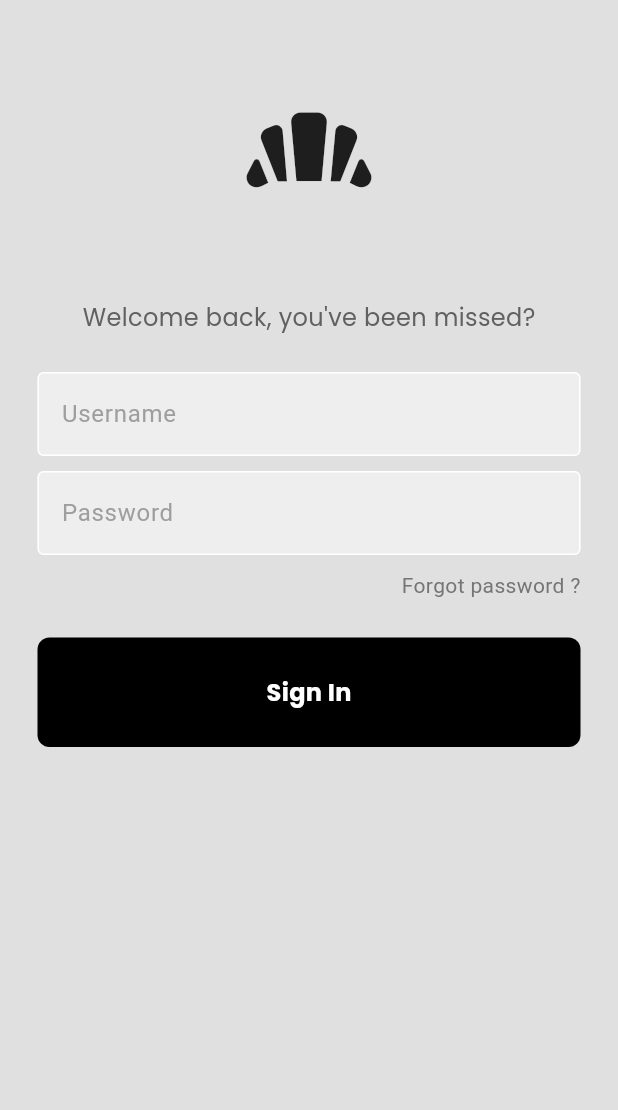
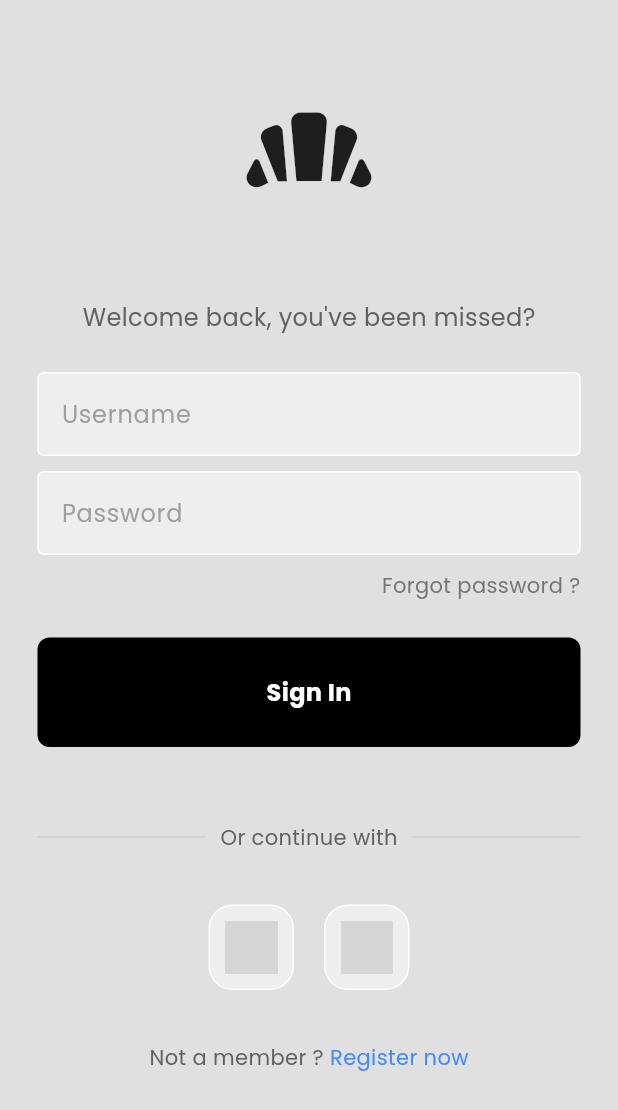
Before and after one commit to The-Naveen-Chandra/Make-LinkUp, a Flutter app: the screen it shows after launch, on a phone screen of 412 x 824 dp. Shown: the top 1110 px of the screen. Run offline on Flutter 3.47's test engine with Material 2 defaults, Android fonts, the phone set to English and light mode, and no system bars; our stand-ins replace google_fonts; grey boxes are pictures that could not be loaded.

Commit message:
Styling login Screen

```diff
--- a/lib/components/my_textfield.dart
+++ b/lib/components/my_textfield.dart
@@ -1,4 +1,5 @@
 import 'package:flutter/material.dart';
+import 'package:google_fonts/google_fonts.dart';
 
 class MyTextfield extends StatelessWidget {
   final controller;
@@ -29,7 +30,7 @@
           fillColor: Colors.grey.shade200,
           filled: true,
           hintText: hintText,
-          hintStyle: TextStyle(
+          hintStyle: GoogleFonts.poppins(
             color: Colors.grey.shade500,
           ),
         ),
--- /dev/null
+++ b/lib/components/square_tile.dart
@@ -0,0 +1,27 @@
+import 'package:flutter/material.dart';
+
+class SquareTile extends StatelessWidget {
+  final String imgPath;
+  const SquareTile({
+    super.key,
+    required this.imgPath,
+  });
+
+  @override
+  Widget build(BuildContext context) {
+    return Container(
+      padding: const EdgeInsets.all(10),
+      decoration: BoxDecoration(
+        border: Border.all(
+          color: Colors.white,
+        ),
+        borderRadius: BorderRadius.circular(16),
+        color: Colors.grey[200],
+      ),
+      child: Image.asset(
+        imgPath,
+        height: 35,
+      ),
+    );
+  }
+}
--- a/lib/screens/login_screen.dart
+++ b/lib/screens/login_screen.dart
@@ -2,6 +2,7 @@
 import 'package:google_fonts/google_fonts.dart';
 import 'package:linkup_app/components/my_button.dart';
 import 'package:linkup_app/components/my_textfield.dart';
+import 'package:linkup_app/components/square_tile.dart';
 
 class LoginScreen extends StatelessWidget {
   LoginScreen({super.key});
@@ -70,7 +71,7 @@
                     children: [
                       Text(
                         "Forgot password ?",
-                        style: TextStyle(
+                        style: GoogleFonts.poppins(
                           color: Colors.grey[600],
                         ),
                       ),
@@ -85,11 +86,75 @@
                   onTap: signInUser,
                 ),
 
+                const SizedBox(height: 50),
+
                 // or continue with
+                Padding(
+                  padding: const EdgeInsets.symmetric(horizontal: 25.0),
+                  child: Row(
+                    children: [
+                      Expanded(
+                        child: Divider(
+                          thickness: 0.5,
+                          color: Colors.grey[400],
+                        ),
+                      ),
+                      Padding(
+                        padding: const EdgeInsets.symmetric(horizontal: 10.0),
+                        child: Text(
+                          "Or continue with",
+                          style: GoogleFonts.poppins(
+                            color: Colors.grey[700],
+                          ),
+                        ),
+                      ),
+                      Expanded(
+                        child: Divider(
+                          thickness: 0.5,
+                          color: Colors.grey[400],
+                        ),
+                      ),
+                    ],
+                  ),
+                ),
+
+                const SizedBox(height: 35),
 
                 // google + apple sign in button
+                const Row(
+                  mainAxisAlignment: MainAxisAlignment.center,
+                  children: [
+                    // google button
+                    SquareTile(imgPath: "assets/images/google.png"),
+
+                    SizedBox(width: 20),
+
+                    // apple button
+                    SquareTile(imgPath: "assets/images/apple-logo.png"),
+                  ],
+                ),
+
+                const SizedBox(height: 35),
 
                 // not a member?  register now
+                Row(
+                  mainAxisAlignment: MainAxisAlignment.center,
+                  children: [
+                    Text(
+                      "Not a member ?",
+                      style: GoogleFonts.poppins(
+                        color: Colors.grey[700],
+                      ),
+                    ),
+                    const SizedBox(width: 4),
+                    Text(
+                      "Register now",
+                      style: GoogleFonts.poppins(
+                        color: Colors.blueAccent,
+                      ),
+                    ),
+                  ],
+                ),
               ],
             ),
           ),
```
